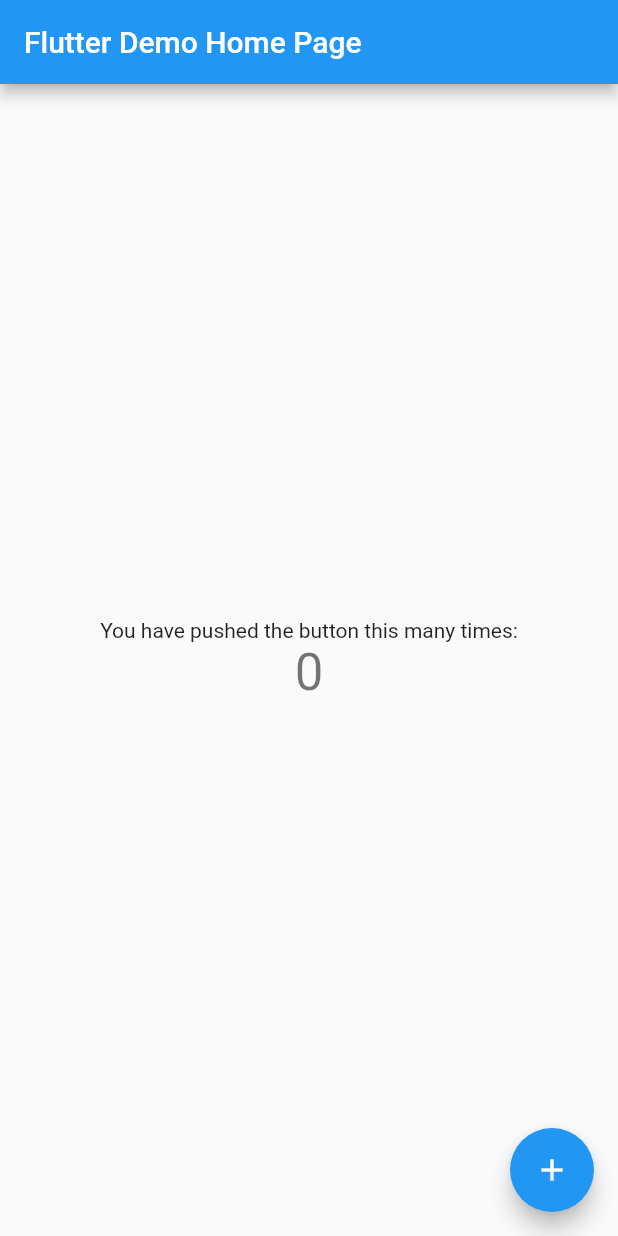
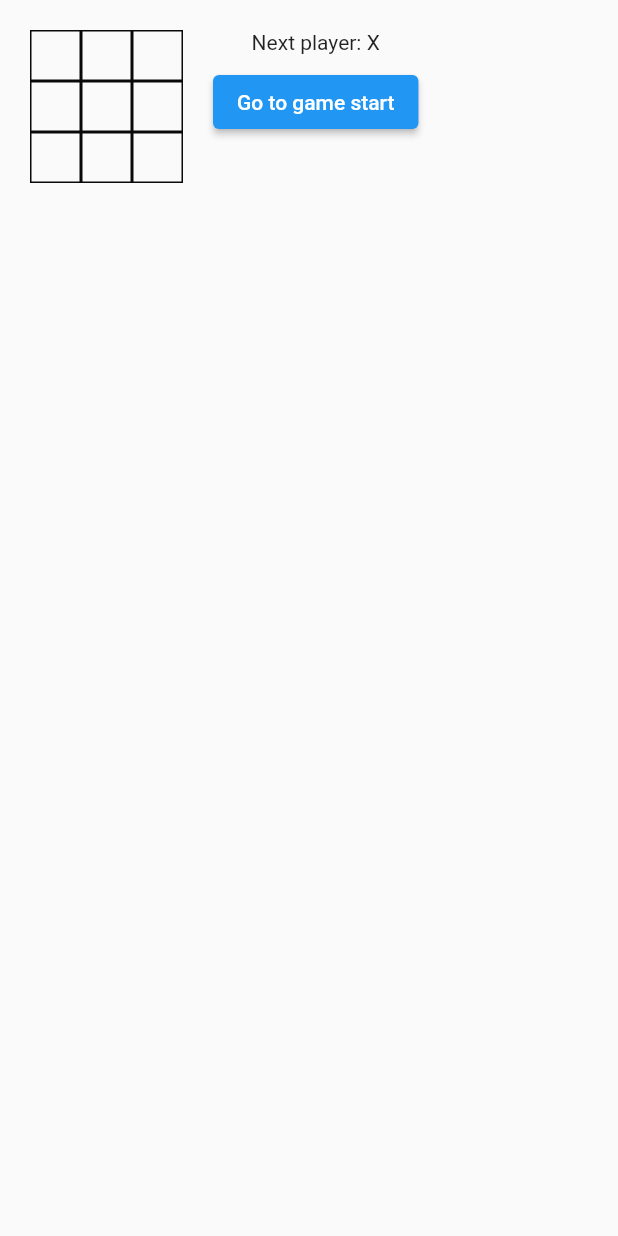
Before and after one commit to Umigishi-Aoi/flutter_tutorial_tic_tac_toe_game, a Flutter app: the screen it shows after launch, on a phone screen of 412 x 824 dp. Run offline on Flutter 3.47's test engine with Material 2 defaults, Android fonts, the phone set to English and light mode, and no system bars.

Commit message:
complete game

```diff
--- a/flutter_tutorial_tic_tac_toe_game/lib/main.dart
+++ b/flutter_tutorial_tic_tac_toe_game/lib/main.dart
@@ -1,115 +1,175 @@
 import 'package:flutter/material.dart';
 
 void main() {
-  runApp(const MyApp());
+  runApp(const Game());
 }
 
-class MyApp extends StatelessWidget {
-  const MyApp({Key? key}) : super(key: key);
+class Square extends StatelessWidget {
+  final void Function() onTap;
+  final String? value;
 
-  // This widget is the root of your application.
+  const Square({
+    Key? key,
+    required this.onTap,
+    required this.value,
+  }) : super(key: key);
+
   @override
   Widget build(BuildContext context) {
-    return MaterialApp(
-      title: 'Flutter Demo',
-      theme: ThemeData(
-        // This is the theme of your application.
-        //
-        // Try running your application with "flutter run". You'll see the
-        // application has a blue toolbar. Then, without quitting the app, try
-        // changing the primarySwatch below to Colors.green and then invoke
-        // "hot reload" (press "r" in the console where you ran "flutter run",
-        // or simply save your changes to "hot reload" in a Flutter IDE).
-        // Notice that the counter didn't reset back to zero; the application
-        // is not restarted.
-        primarySwatch: Colors.blue,
+    return GestureDetector(
+      onTap: onTap,
+      child: Container(
+        height: 34,
+        width: 34,
+        decoration: BoxDecoration(
+          border:
+              Border.all(color: const Color.fromRGBO(9, 9, 9, 1.0), width: 1),
+        ),
+        child: Center(
+          child: Text(
+            value != null ? value! : '',
+            style: const TextStyle(fontSize: 24, fontWeight: FontWeight.bold),
+          ),
+        ),
       ),
-      home: const MyHomePage(title: 'Flutter Demo Home Page'),
     );
   }
 }
 
-class MyHomePage extends StatefulWidget {
-  const MyHomePage({Key? key, required this.title}) : super(key: key);
+class Board extends StatelessWidget {
+  final void Function(int i) onTap;
+  final List<String?> squares;
 
-  // This widget is the home page of your application. It is stateful, meaning
-  // that it has a State object (defined below) that contains fields that affect
-  // how it looks.
-
-  // This class is the configuration for the state. It holds the values (in this
-  // case the title) provided by the parent (in this case the App widget) and
-  // used by the build method of the State. Fields in a Widget subclass are
-  // always marked "final".
-
-  final String title;
+  const Board({
+    Key? key,
+    required this.onTap,
+    required this.squares,
+  }) : super(key: key);
 
   @override
-  State<MyHomePage> createState() => _MyHomePageState();
+  Widget build(BuildContext context) {
+    return SizedBox(
+      height: 34 * 3,
+      width: 34 * 3,
+      child: GridView.count(
+        shrinkWrap: true,
+        crossAxisCount: 3,
+        children: List.generate(
+          9,
+          (int i) => Square(onTap: () => onTap(i), value: squares[i],),
+        ),
+      ),
+    );
+  }
 }
 
-class _MyHomePageState extends State<MyHomePage> {
-  int _counter = 0;
+class Game extends StatefulWidget {
+  const Game({Key? key}) : super(key: key);
 
-  void _incrementCounter() {
+  @override
+  State<Game> createState() => _GameState();
+}
+
+class _GameState extends State<Game> {
+  List<Map<String, List<String?>>> _history = [
+    {'squares': List.generate(9, (index) => null)}
+  ];
+  int _stepNumber = 0;
+  bool _xIsNext = true;
+
+  handleClick(int i) {
+    List<Map<String, List<String?>>> history =
+        _history.sublist(0, _stepNumber + 1);
+    Map<String, List<String?>> current = history[history.length - 1];
+    List<String?> squares = current['squares']!.sublist(0);
+
+    if (calculateWinner(squares) != null || squares[i] != null) {
+      return;
+    }
+    squares[i] = _xIsNext ? 'X' : 'O';
+    history.add({'squares': squares});
     setState(() {
-      // This call to setState tells the Flutter framework that something has
-      // changed in this State, which causes it to rerun the build method below
-      // so that the display can reflect the updated values. If we changed
-      // _counter without calling setState(), then the build method would not be
-      // called again, and so nothing would appear to happen.
-      _counter++;
+      _history = history;
+      _stepNumber = history.length-1;
+      _xIsNext = !_xIsNext;
+    });
+  }
+
+  jumpTo(step) {
+    setState(() {
+      _stepNumber = step;
+      _xIsNext = (step % 2) == 0;
     });
   }
 
   @override
   Widget build(BuildContext context) {
-    // This method is rerun every time setState is called, for instance as done
-    // by the _incrementCounter method above.
-    //
-    // The Flutter framework has been optimized to make rerunning build methods
-    // fast, so that you can just rebuild anything that needs updating rather
-    // than having to individually change instances of widgets.
-    return Scaffold(
-      appBar: AppBar(
-        // Here we take the value from the MyHomePage object that was created by
-        // the App.build method, and use it to set our appbar title.
-        title: Text(widget.title),
-      ),
-      body: Center(
-        // Center is a layout widget. It takes a single child and positions it
-        // in the middle of the parent.
-        child: Column(
-          // Column is also a layout widget. It takes a list of children and
-          // arranges them vertically. By default, it sizes itself to fit its
-          // children horizontally, and tries to be as tall as its parent.
-          //
-          // Invoke "debug painting" (press "p" in the console, choose the
-          // "Toggle Debug Paint" action from the Flutter Inspector in Android
-          // Studio, or the "Toggle Debug Paint" command in Visual Studio Code)
-          // to see the wireframe for each widget.
-          //
-          // Column has various properties to control how it sizes itself and
-          // how it positions its children. Here we use mainAxisAlignment to
-          // center the children vertically; the main axis here is the vertical
-          // axis because Columns are vertical (the cross axis would be
-          // horizontal).
-          mainAxisAlignment: MainAxisAlignment.center,
-          children: <Widget>[
-            const Text(
-              'You have pushed the button this many times:',
-            ),
-            Text(
-              '$_counter',
-              style: Theme.of(context).textTheme.headline4,
+    List<Map<String, List<String?>>> history = _history;
+    Map<String, List<String?>> current = history[_stepNumber];
+    String? winner = calculateWinner(current['squares']!);
+
+    List<ElevatedButton> moves = history.map((squares) {
+      int step = history.indexOf(squares);
+      String desc = step != 0 ? 'Go to move #$step' : 'Go to game start';
+      return ElevatedButton(onPressed: () => jumpTo(step), child: Text(desc));
+    }).toList();
+
+    String status;
+
+    if (winner != null) {
+      status = 'Winner: ' + winner;
+    } else {
+      status = 'Next player: ' + (_xIsNext ? 'X' : 'O');
+    }
+
+    return MaterialApp(
+      debugShowCheckedModeBanner: false,
+      home: Scaffold(
+          body: Padding(
+        padding: const EdgeInsets.all(20.0),
+        child: Row(
+          crossAxisAlignment: CrossAxisAlignment.start,
+          children: [
+            Board(
+                onTap: (index) => handleClick(index),
+                squares: current['squares']!),
+            Padding(
+              padding: const EdgeInsets.only(left: 20),
+              child: Column(children: [
+                Padding(
+                  padding: const EdgeInsets.only(bottom: 8.0),
+                  child: Text(status),
+                ),
+                Column(
+                  children: moves,
+                )
+              ]),
             ),
           ],
         ),
-      ),
-      floatingActionButton: FloatingActionButton(
-        onPressed: _incrementCounter,
-        tooltip: 'Increment',
-        child: const Icon(Icons.add),
-      ), // This trailing comma makes auto-formatting nicer for build methods.
+      )),
     );
   }
 }
+
+String? calculateWinner(List<String?> squares) {
+  const lines = [
+    [0, 1, 2],
+    [3, 4, 5],
+    [6, 7, 8],
+    [0, 3, 6],
+    [1, 4, 7],
+    [2, 5, 8],
+    [0, 4, 8],
+    [2, 4, 6]
+  ];
+  for (int i = 0; i < lines.length; i++) {
+    final List<int> indexs = lines[i];
+    if (squares[indexs[0]] != null &&
+        squares[indexs[0]] == squares[indexs[1]] &&
+        squares[indexs[0]] == squares[indexs[2]]) {
+      return squares[indexs[0]]!;
+    }
+  }
+  return null;
+}
```
